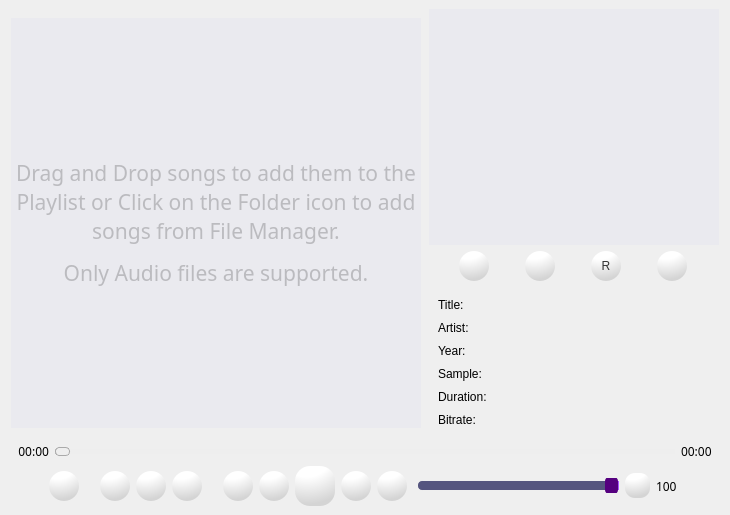
Old version of the form MrPlayerUI.ui in the repository Gyan-Ratan/Mr.Player.
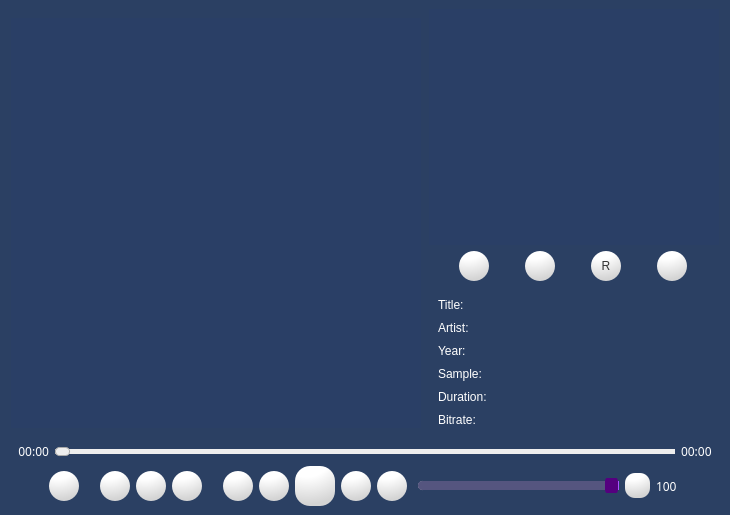
New version of the form. Icons and pictures are not drawn.

```diff
--- a/MrPlayerUI.ui
+++ b/MrPlayerUI.ui
@@ -24,7 +24,8 @@
     <normaloff>icon/PyMediaPlayer.png</normaloff>icon/PyMediaPlayer.png</iconset>
   </property>
   <property name="styleSheet">
-   <string notr="true"/>
+   <string notr="true">background-color: rgb(43, 64, 99);
+color: rgb(255, 255, 255);</string>
   </property>
   <widget class="QWidget" name="centralwidget">
    <property name="sizePolicy">
@@ -68,7 +69,7 @@
 opacity:0.1;</string>
           </property>
           <property name="text">
-           <string>&lt;html&gt;&lt;head/&gt;&lt;body&gt;&lt;p&gt;Drag and Drop songs to add them to the Playlist or Click on the Folder icon to add songs from File Manager.&lt;/p&gt;&lt;p&gt;Only Audio files are supported.&lt;/p&gt;&lt;/body&gt;&lt;/html&gt;</string>
+           <string>&lt;html&gt;&lt;head/&gt;&lt;body&gt;&lt;p&gt;&lt;br/&gt;&lt;/p&gt;&lt;/body&gt;&lt;/html&gt;</string>
           </property>
           <property name="textFormat">
            <enum>Qt::RichText</enum>
```
